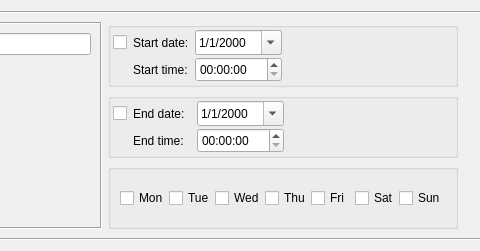
Before: the Qt Designer form src/firewallfabrik/gui/ui/timedialog_q.ui in Linuxfabrik/firewallfabrik, drawn with Qt 5; both pictures show x 270 to 750 and y 0 to 251 of the 951 by 251 pixel window.
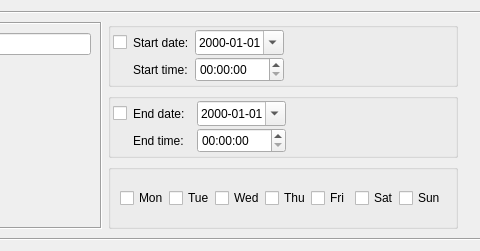
After: the same form once the commit is applied. Custom widgets are drawn as their Qt base class.

Commit message:
fix(gui): use YYYY-MM-DD date format and sensible defaults in time dialog
- Change date display format from M/d/yyyy to yyyy-MM-dd
- Default start/end date to today instead of 2000-01-01
- Default end time to 23:59 instead of 00:00

```diff
--- a/src/firewallfabrik/gui/ui/timedialog_q.ui
+++ b/src/firewallfabrik/gui/ui/timedialog_q.ui
@@ -169,18 +169,11 @@
                </size>
               </property>
               <property name="displayFormat">
-               <string>M/d/yyyy</string>
+               <string>yyyy-MM-dd</string>
               </property>
               <property name="calendarPopup">
                <bool>true</bool>
               </property>
-              <property name="date">
-               <date>
-                <year>2000</year>
-                <month>1</month>
-                <day>1</day>
-               </date>
-              </property>
              </widget>
             </item>
             <item row="0" column="3">
@@ -276,18 +269,11 @@
                </size>
               </property>
               <property name="displayFormat">
-               <string>M/d/yyyy</string>
+               <string>yyyy-MM-dd</string>
               </property>
               <property name="calendarPopup">
                <bool>true</bool>
               </property>
-              <property name="date">
-               <date>
-                <year>2000</year>
-                <month>1</month>
-                <day>1</day>
-               </date>
-              </property>
              </widget>
             </item>
             <item row="0" column="3">
```
The commit also changes 1 other file.
